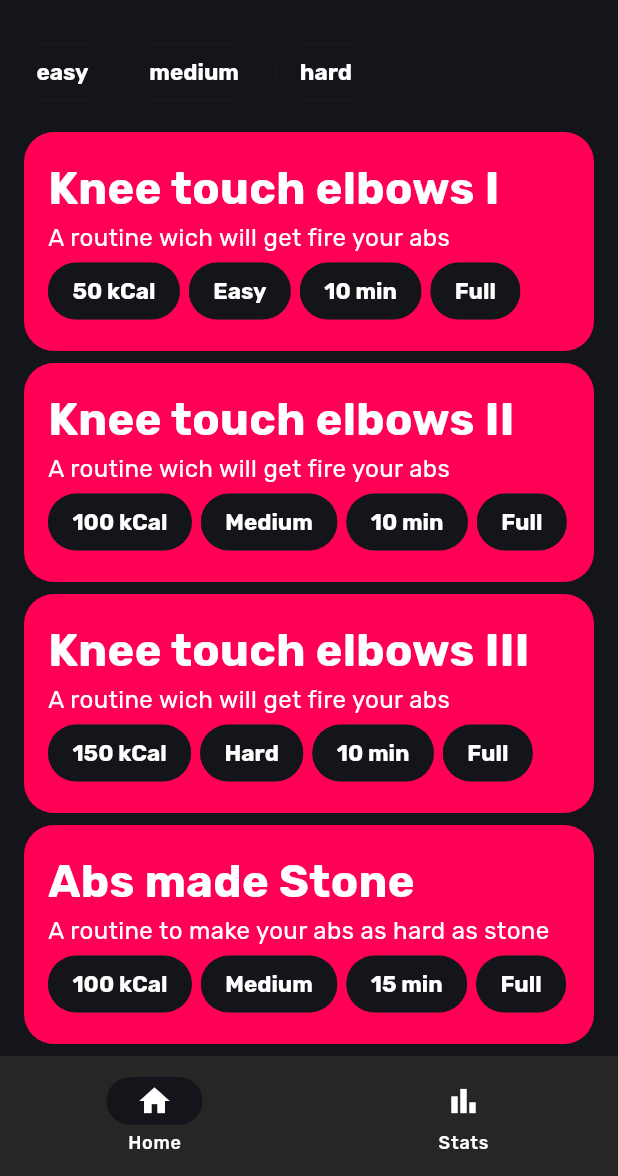
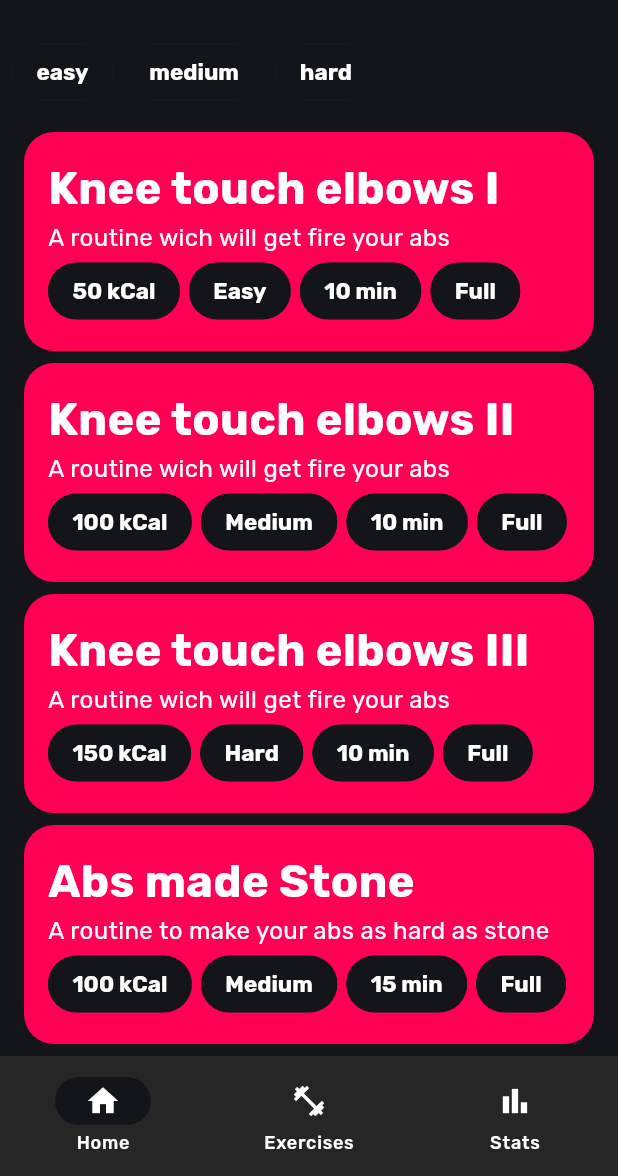
Before and after one commit to CerberusProgrammer/clean_abs, a Flutter app: the screen it shows after launch, on a phone screen of 412 x 824 dp, the part 60-1236 px from its top. Run offline on Flutter 3.47's test engine with Material 3 defaults, Android fonts, the phone set to English and light mode, and no system bars; our stand-ins replace flutter_riverpod, go_router, google_fonts, shared_preferences.

```diff
--- a/lib/pages/home.layout.dart
+++ b/lib/pages/home.layout.dart
@@ -13,6 +13,23 @@ class HomeLayout extends StatelessWidget {
     this.floatingActionButton,
   });
 
+  int getSelectedIndex(BuildContext context) {
+    final route = GoRouter.of(context).routerDelegate.currentConfiguration;
+    final fullPathRoute = route.fullPath;
+    final location = fullPathRoute.split('?').first;
+
+    switch (location) {
+      case '/':
+        return 0;
+      case '/exercises':
+        return 1;
+      case '/stats':
+        return 2;
+      default:
+        return 0;
+    }
+  }
+
   @override
   Widget build(BuildContext context) {
     return Scaffold(
@@ -21,12 +38,16 @@ class HomeLayout extends StatelessWidget {
       ),
       body: body,
       bottomNavigationBar: NavigationBar(
+        selectedIndex: getSelectedIndex(context),
         onDestinationSelected: (index) {
           switch (index) {
             case 0:
               context.go('/');
               break;
             case 1:
+              context.go('/exercises');
+              break;
+            case 2:
               context.go('/stats');
               break;
           }
@@ -35,6 +56,10 @@ class HomeLayout extends StatelessWidget {
           NavigationDestination(
             icon: Icon(Icons.home),
             label: 'Home',
+          ),
+          NavigationDestination(
+            icon: Icon(Icons.fitness_center),
+            label: 'Exercises',
           ),
           NavigationDestination(
             icon: Icon(Icons.bar_chart),
```
